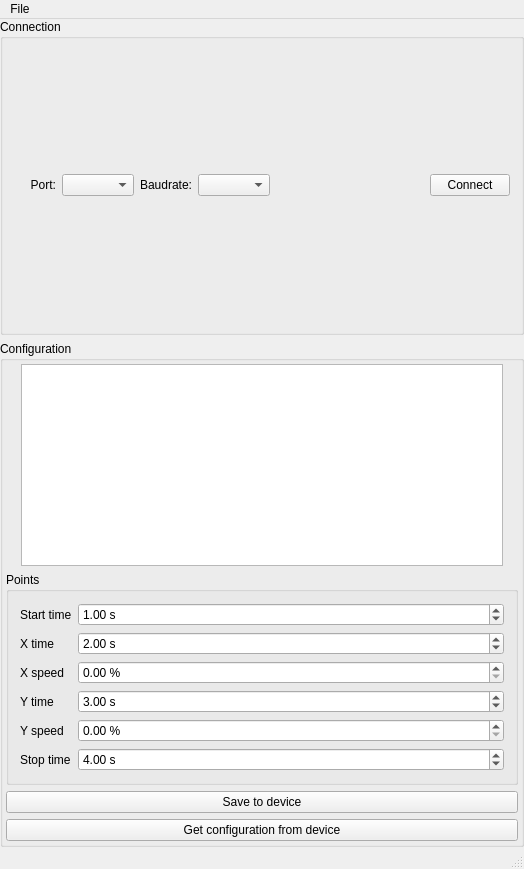
Above: tools/ABK-config.ui from exmachina-dev/ABK-firmware before the change. Below: the same form after it.
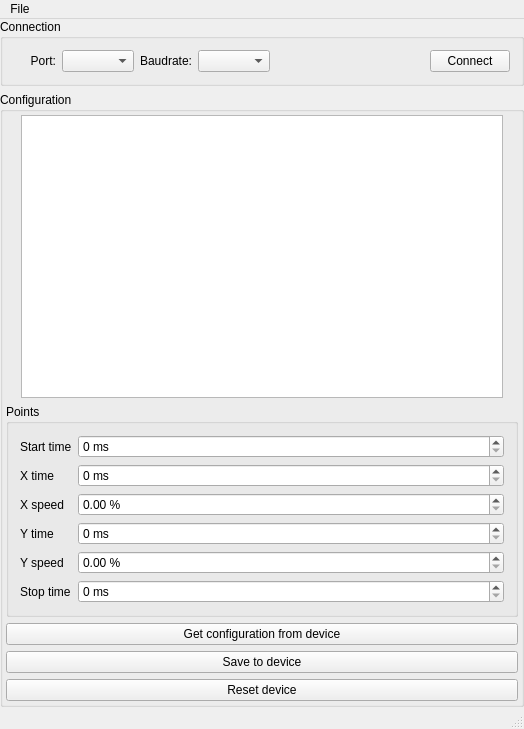
That is the form after the change. Icons and pictures are not drawn.

Commit message: Update ABK_config's UI

```diff
--- a/tools/ABK-config.ui
+++ b/tools/ABK-config.ui
@@ -6,8 +6,8 @@
    <rect>
     <x>0</x>
     <y>0</y>
-    <width>506</width>
-    <height>869</height>
+    <width>511</width>
+    <height>729</height>
    </rect>
   </property>
   <property name="palette">
@@ -142,9 +142,9 @@
              <item>
               <widget class="QGraphicsView" name="timePreview">
                <property name="sizePolicy">
-                <sizepolicy hsizetype="Fixed" vsizetype="Fixed">
-                 <horstretch>0</horstretch>
-                 <verstretch>0</verstretch>
+                <sizepolicy hsizetype="MinimumExpanding" vsizetype="MinimumExpanding">
+                 <horstretch>1</horstretch>
+                 <verstretch>1</verstretch>
                 </sizepolicy>
                </property>
                <property name="minimumSize">
@@ -184,7 +184,7 @@
                 </brush>
                </property>
                <property name="interactive">
-                <bool>false</bool>
+                <bool>true</bool>
                </property>
                <property name="sceneRect">
                 <rectf>
@@ -203,6 +203,9 @@
                <property name="dragMode">
                 <enum>QGraphicsView::NoDrag</enum>
                </property>
+               <property name="resizeAnchor">
+                <enum>QGraphicsView::AnchorViewCenter</enum>
+               </property>
               </widget>
              </item>
              <item>
@@ -235,28 +238,6 @@
                   </property>
                  </widget>
                 </item>
-                <item row="0" column="1">
-                 <widget class="QDoubleSpinBox" name="x1DoubleSpinBox">
-                  <property name="prefix">
-                   <string/>
-                  </property>
-                  <property name="suffix">
-                   <string extracomment="seconds"> s</string>
-                  </property>
-                  <property name="minimum">
-                   <double>0.000000000000000</double>
-                  </property>
-                  <property name="maximum">
-                   <double>120.000000000000000</double>
-                  </property>
-                  <property name="singleStep">
-                   <double>0.100000000000000</double>
-                  </property>
-                  <property name="value">
-                   <double>1.000000000000000</double>
-                  </property>
-                 </widget>
-                </item>
                 <item row="1" column="0">
                  <widget class="QLabel" name="x2Label">
                   <property name="text">
@@ -264,22 +245,6 @@
                   </property>
                  </widget>
                 </item>
-                <item row="1" column="1">
-                 <widget class="QDoubleSpinBox" name="x2DoubleSpinBox">
-                  <property name="suffix">
-                   <string> s</string>
-                  </property>
-                  <property name="maximum">
-                   <double>120.000000000000000</double>
-                  </property>
-                  <property name="singleStep">
-                   <double>0.100000000000000</double>
-                  </property>
-                  <property name="value">
-                   <double>2.000000000000000</double>
-                  </property>
-                 </widget>
-                </item>
                 <item row="2" column="0">
                  <widget class="QLabel" name="y2Label">
                   <property name="text">
@@ -287,22 +252,6 @@
                   </property>
                  </widget>
                 </item>
-                <item row="2" column="1">
-                 <widget class="QDoubleSpinBox" name="y2DoubleSpinBox">
-                  <property name="suffix">
-                   <string> %</string>
-                  </property>
-                  <property name="maximum">
-                   <double>100.000000000000000</double>
-                  </property>
-                  <property name="singleStep">
-                   <double>0.500000000000000</double>
-                  </property>
-                  <property name="value">
-                   <double>0.000000000000000</double>
-                  </property>
-                 </widget>
-                </item>
                 <item row="3" column="0">
                  <widget class="QLabel" name="x3Label">
                   <property name="text">
@@ -310,22 +259,6 @@
                   </property>
                  </widget>
                 </item>
-                <item row="3" column="1">
-                 <widget class="QDoubleSpinBox" name="x3DoubleSpinBox">
-                  <property name="suffix">
-                   <string> s</string>
-                  </property>
-                  <property name="maximum">
-                   <double>120.000000000000000</double>
-                  </property>
-                  <property name="singleStep">
-                   <double>0.100000000000000</double>
-                  </property>
-                  <property name="value">
-                   <double>3.000000000000000</double>
-                  </property>
-                 </widget>
-                </item>
                 <item row="4" column="0">
                  <widget class="QLabel" name="y3Label">
                   <property name="text">
@@ -333,6 +266,64 @@
                   </property>
                  </widget>
                 </item>
+                <item row="0" column="1">
+                 <widget class="QSpinBox" name="x1SpinBox">
+                  <property name="suffix">
+                   <string extracomment="milliseconds"> ms</string>
+                  </property>
+                  <property name="maximum">
+                   <number>60000</number>
+                  </property>
+                  <property name="singleStep">
+                   <number>10</number>
+                  </property>
+                 </widget>
+                </item>
+                <item row="1" column="1">
+                 <widget class="QSpinBox" name="x2SpinBox">
+                  <property name="suffix">
+                   <string extracomment="milliseconds"> ms</string>
+                  </property>
+                  <property name="maximum">
+                   <number>100000</number>
+                  </property>
+                  <property name="singleStep">
+                   <number>10</number>
+                  </property>
+                 </widget>
+                </item>
+                <item row="2" column="1">
+                 <widget class="QDoubleSpinBox" name="y2DoubleSpinBox">
+                  <property name="suffix">
+                   <string> %</string>
+                  </property>
+                  <property name="maximum">
+                   <double>100.000000000000000</double>
+                  </property>
+                  <property name="singleStep">
+                   <double>0.500000000000000</double>
+                  </property>
+                  <property name="value">
+                   <double>0.000000000000000</double>
+                  </property>
+                 </widget>
+                </item>
+                <item row="3" column="1">
+                 <widget class="QSpinBox" name="x3SpinBox">
+                  <property name="cursor">
+                   <cursorShape>ArrowCursor</cursorShape>
+                  </property>
+                  <property name="suffix">
+                   <string extracomment="milliseconds"> ms</string>
+                  </property>
+                  <property name="maximum">
+                   <number>100000</number>
+                  </property>
+                  <property name="singleStep">
+                   <number>10</number>
+                  </property>
+                 </widget>
+                </item>
                 <item row="4" column="1">
                  <widget class="QDoubleSpinBox" name="y3DoubleSpinBox">
                   <property name="suffix">
@@ -357,18 +348,15 @@
                  </widget>
                 </item>
                 <item row="5" column="1">
-                 <widget class="QDoubleSpinBox" name="x4DoubleSpinBox">
+                 <widget class="QSpinBox" name="x4SpinBox">
                   <property name="suffix">
-                   <string> s</string>
+                   <string extracomment="milliseconds"> ms</string>
                   </property>
                   <property name="maximum">
-                   <double>120.000000000000000</double>
+                   <number>100000</number>
                   </property>
                   <property name="singleStep">
-                   <double>0.100000000000000</double>
-                  </property>
-                  <property name="value">
-                   <double>4.000000000000000</double>
+                   <number>10</number>
                   </property>
                  </widget>
                 </item>
@@ -377,13 +365,6 @@
              </layout>
             </widget>
            </item>
-           <item>
-            <widget class="QPushButton" name="saveConfigButton">
-             <property name="text">
-              <string>Save to device</string>
-             </property>
-            </widget>
-           </item>
            <item>
             <widget class="QPushButton" name="getConfigButton">
              <property name="text">
@@ -391,6 +372,20 @@
              </property>
             </widget>
            </item>
+           <item>
+            <widget class="QPushButton" name="saveConfigButton">
+             <property name="text">
+              <string>Save to device</string>
+             </property>
+            </widget>
+           </item>
+           <item>
+            <widget class="QPushButton" name="resetButton">
+             <property name="text">
+              <string>Reset device</string>
+             </property>
+            </widget>
+           </item>
           </layout>
          </item>
         </layout>
@@ -405,7 +400,7 @@
     <rect>
      <x>0</x>
      <y>0</y>
-     <width>506</width>
+     <width>511</width>
      <height>21</height>
     </rect>
    </property>
```
